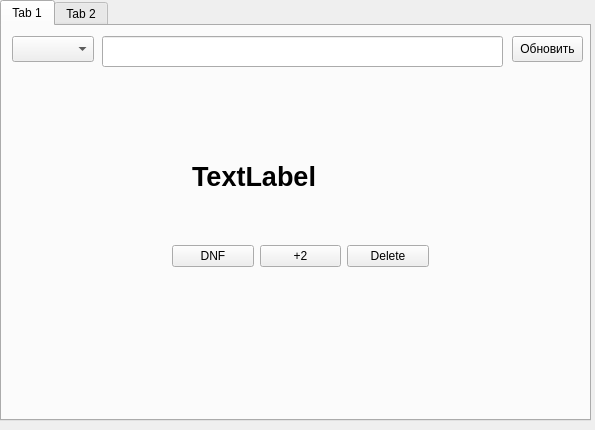
First picture: the form in timer.ui, repository Kirill-Elfimov/Timer_cube, before the edit.
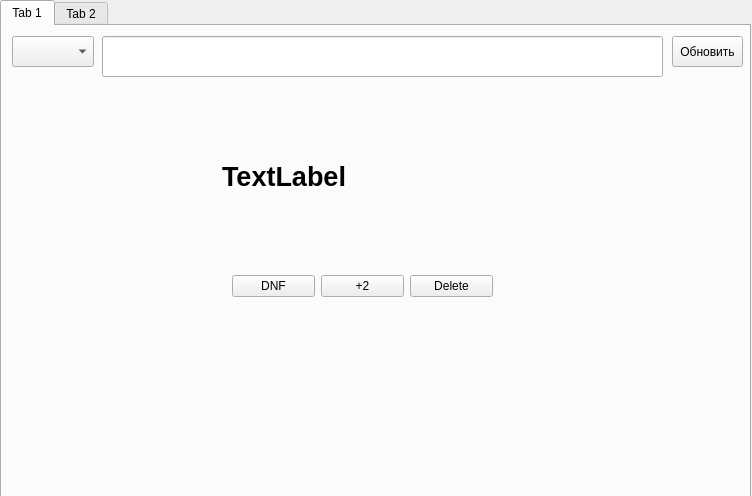
Second picture: the form after the edit. The open tabs and pages were chosen to show the change.

Commit message: Среднее и лучшее на экране

Patch:
```diff
--- a/timer.ui
+++ b/timer.ui
@@ -6,8 +6,8 @@
    <rect>
     <x>0</x>
     <y>0</y>
-    <width>595</width>
-    <height>430</height>
+    <width>752</width>
+    <height>496</height>
    </rect>
   </property>
   <property name="windowTitle">
@@ -18,8 +18,8 @@
     <rect>
      <x>0</x>
      <y>0</y>
-     <width>591</width>
-     <height>421</height>
+     <width>751</width>
+     <height>501</height>
     </rect>
    </property>
    <property name="currentIndex">
@@ -34,8 +34,8 @@
       <rect>
        <x>100</x>
        <y>10</y>
-       <width>401</width>
-       <height>31</height>
+       <width>561</width>
+       <height>41</height>
       </rect>
      </property>
     </widget>
@@ -45,17 +45,17 @@
        <x>10</x>
        <y>10</y>
        <width>82</width>
-       <height>26</height>
+       <height>31</height>
       </rect>
      </property>
     </widget>
     <widget class="QPushButton" name="regeneration">
      <property name="geometry">
       <rect>
-       <x>510</x>
+       <x>670</x>
        <y>10</y>
        <width>71</width>
-       <height>26</height>
+       <height>31</height>
       </rect>
      </property>
      <property name="text">
@@ -65,10 +65,10 @@
     <widget class="QLabel" name="timer_output">
      <property name="geometry">
       <rect>
-       <x>190</x>
-       <y>90</y>
-       <width>221</width>
-       <height>121</height>
+       <x>220</x>
+       <y>80</y>
+       <width>281</width>
+       <height>141</height>
       </rect>
      </property>
      <property name="font">
@@ -84,9 +84,9 @@
     <widget class="QWidget" name="horizontalLayoutWidget">
      <property name="geometry">
       <rect>
-       <x>170</x>
-       <y>210</y>
-       <width>257</width>
+       <x>230</x>
+       <y>240</y>
+       <width>261</width>
        <height>41</height>
       </rect>
      </property>
@@ -114,6 +114,19 @@
       </item>
      </layout>
     </widget>
+    <widget class="QLabel" name="statistics_label">
+     <property name="geometry">
+      <rect>
+       <x>10</x>
+       <y>340</y>
+       <width>221</width>
+       <height>121</height>
+      </rect>
+     </property>
+     <property name="text">
+      <string/>
+     </property>
+    </widget>
    </widget>
    <widget class="QWidget" name="tab_2">
     <attribute name="title">
```
Left out of the diff: 19 changed lines with no effect on the pictures. The commit also changes 2 other files.
